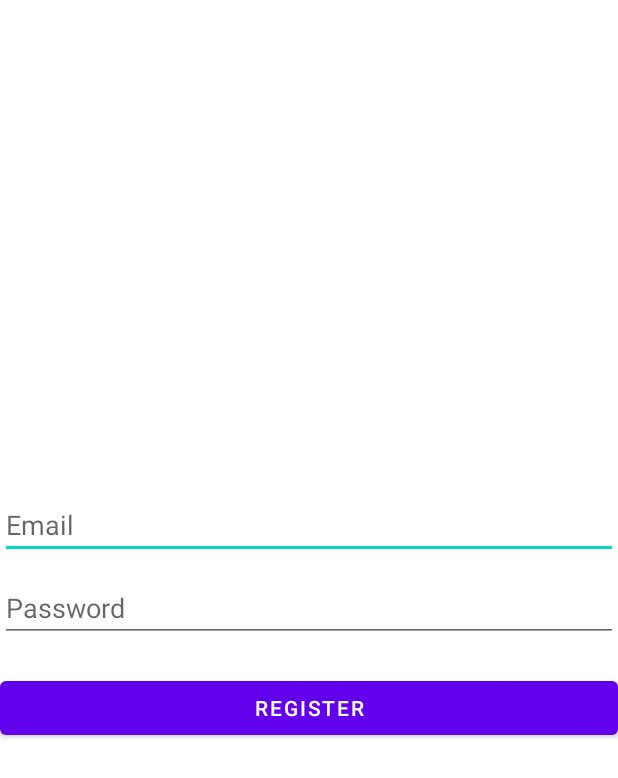
After one commit to nguyenquanghuy8/appmp3huynq8, an Android app: the RegisterActivity screen opened directly, with no data from a screen before it, on a phone screen of 412 x 824 dp. The commit adds this screen. Shown: the top 778 px of the screen. Run offline under Robolectric (Android 15) with nearby library versions, the phone set to English and light mode, and no system bars; our stand-ins replace Dagger/Hilt's generated code, Firebase (no records; nobody signed in at launch, a user with empty details on screens opened directly), data binding; 4 statements that could not run were skipped.

Commit message:
create login & register screen

```diff
--- a/app/build.gradle
+++ b/app/build.gradle
@@ -4,6 +4,7 @@ plugins {
 }
 
 apply plugin: 'dagger.hilt.android.plugin'
+apply plugin: 'com.google.gms.google-services'
 
 android {
     compileSdkVersion 30
@@ -68,4 +69,9 @@ dependencies {
     // For local unit tests
     testImplementation 'com.google.dagger:hilt-android-testing:2.38.1'
     testAnnotationProcessor 'com.google.dagger:hilt-compiler:2.38.1'
+
+    //firebase
+    implementation platform('com.google.firebase:firebase-bom:28.4.0')
+    implementation 'com.google.firebase:firebase-analytics'
+    implementation 'com.google.firebase:firebase-auth'
 }
--- /dev/null
+++ b/app/src/main/java/com/example/appmp3/view/module/login/RegisterActivity.java
@@ -0,0 +1,63 @@
+package com.example.appmp3.view.module.login;
+
+import android.content.Intent;
+import android.widget.Toast;
+
+import androidx.lifecycle.Observer;
+
+import com.example.appmp3.R;
+import com.example.appmp3.databinding.ActivityRegisterBinding;
+
+import com.example.appmp3.view.base.BaseActivity;
+import com.example.appmp3.view.module.home.MainActivity;
+import com.example.appmp3.viewmodel.UserRegisterViewModel;
+import com.google.firebase.auth.FirebaseUser;
+
+import dagger.hilt.android.AndroidEntryPoint;
+
+@AndroidEntryPoint
+public class RegisterActivity extends BaseActivity<ActivityRegisterBinding, UserRegisterViewModel> {
+
+    @Override
+    protected void addEvent() {
+        getBinding().btnRegister.setOnClickListener(v -> onClickRegister());
+    }
+
+    @Override
+    protected void obsViewModel() {
+        getViewModel().userLiveData.observe(this, new Observer<FirebaseUser>() {
+            @Override
+            public void onChanged(FirebaseUser firebaseUser) {
+                if (firebaseUser != null) {
+                    Intent intent = new Intent(getApplicationContext(), MainActivity.class);
+                    startActivity(intent);
+                }
+            }
+        });
+    }
+
+    @Override
+    protected int getLayoutId() {
+        return R.layout.activity_register;
+    }
+
+    @Override
+    protected Class<UserRegisterViewModel> getViewModelClass() {
+        return UserRegisterViewModel.class;
+    }
+
+    @Override
+    protected void init() {
+
+    }
+
+    private void onClickRegister() {
+        String edtRegisterEmail = getBinding().edtRegisterEmail.getText().toString().trim();
+        String edtRegisterPassword = getBinding().edtRegisterEmail.getText().toString().trim();
+        if (edtRegisterEmail.length() > 0 && edtRegisterPassword.length() > 0) {
+            getViewModel().register(edtRegisterEmail, edtRegisterPassword);
+        } else {
+            Toast.makeText(getApplicationContext(), "Register Fail", Toast.LENGTH_SHORT).show();
+        }
+    }
+}
--- /dev/null
+++ b/app/src/main/res/layout/activity_register.xml
@@ -0,0 +1,35 @@
+<?xml version="1.0" encoding="utf-8"?>
+<layout xmlns:android="http://schemas.android.com/apk/res/android">
+
+    <LinearLayout
+        android:layout_width="match_parent"
+        android:layout_height="match_parent"
+        android:gravity="center"
+        android:orientation="vertical">
+
+        <EditText
+            android:id="@+id/edtRegisterEmail"
+            android:layout_width="match_parent"
+            android:layout_height="wrap_content"
+            android:hint="@string/email"
+            android:imeOptions="actionNext"
+            android:inputType="textEmailAddress" />
+
+        <EditText
+            android:id="@+id/edtRegisterPassword"
+            android:layout_width="match_parent"
+            android:layout_height="wrap_content"
+            android:layout_marginTop="10dp"
+            android:hint="@string/password"
+            android:imeOptions="actionDone"
+            android:inputType="textPassword" />
+
+        <Button
+            android:id="@+id/btnRegister"
+            android:layout_width="match_parent"
+            android:layout_height="wrap_content"
+            android:layout_marginTop="20dp"
+            android:text="@string/register" />
+
+    </LinearLayout>
+</layout>
--- a/app/src/main/res/values/strings.xml
+++ b/app/src/main/res/values/strings.xml
@@ -7,8 +7,14 @@
     <string name="next">Next</string>
     <string name="previous">Previous</string>
 
+    <string name="email">Email</string>
+    <string name="password">Password</string>
+    <string name="login">Login</string>
+    <string name="register">Register</string>
+
     <string name="song_name">Song name</string>
     <string name="artist_name">Artist name</string>
+
 
     <string name="hello_first_fragment">Hello first fragment</string>
     <string name="hello_second_fragment">Hello second fragment. Arg: %1$s</string>
--- a/build.gradle
+++ b/build.gradle
@@ -8,6 +8,7 @@ buildscript {
     dependencies {
         classpath "com.android.tools.build:gradle:4.2.1"
         classpath 'com.google.dagger:hilt-android-gradle-plugin:2.38.1'
+        classpath 'com.google.gms:google-services:4.3.10'
 
         // NOTE: Do not place your application dependencies here; they belong
         // in the individual module build.gradle files
```
Also changed, not shown: app/src/main/AndroidManifest.xml (+14 -0 lines), app/src/main/java/com/example/appmp3/model/repository/UserRepository.java (added, +58 -0 lines), app/src/main/java/com/example/appmp3/view/module/login/LoginActivity.java (added, +67 -0 lines), app/src/main/java/com/example/appmp3/view/module/splash/SplashActivity.java (+17 -4 lines), app/src/main/java/com/example/appmp3/viewmodel/UserLoginViewModel.java (added, +42 -0 lines), app/src/main/java/com/example/appmp3/viewmodel/UserRegisterViewModel.java (added, +44 -0 lines), app/src/main/res/layout/activity_login.xml (added, +60 -0 lines), 1 other file.
